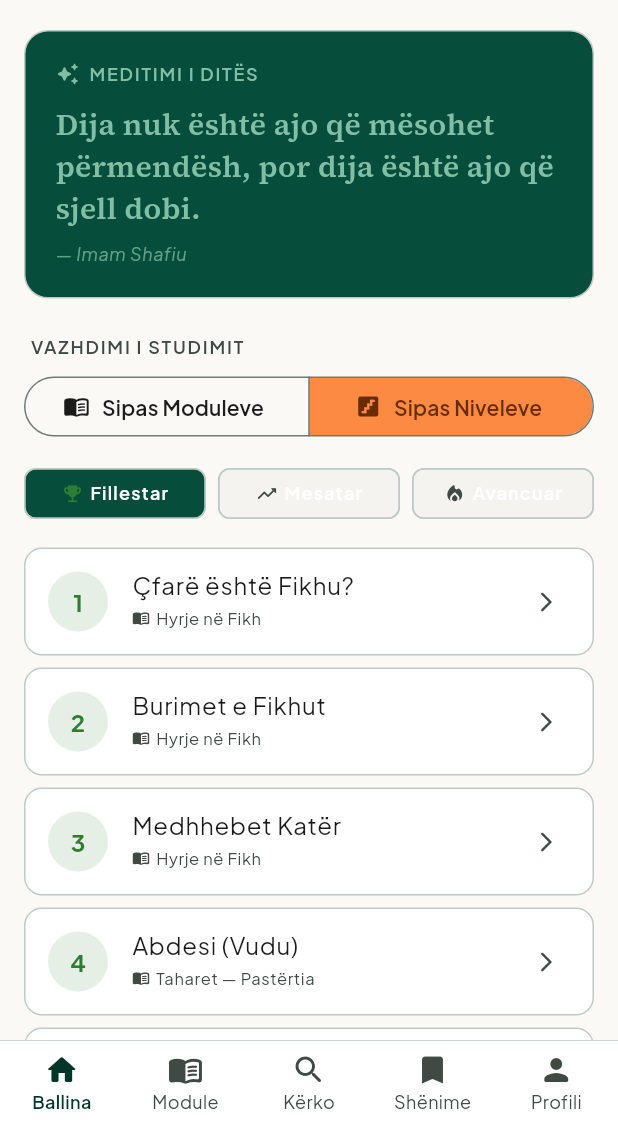
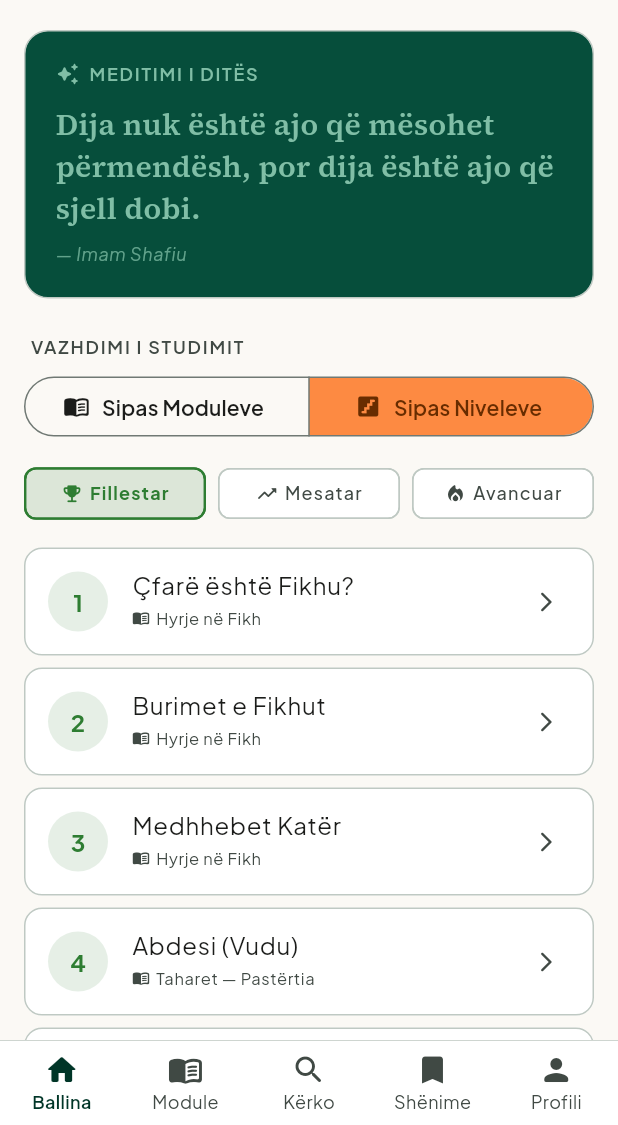
Before and after one commit to gaming-clan/al-mizan, a Flutter app: the HomeScreen screen opened by its route, after a tap on "Sipas Niveleve", on a phone screen of 412 x 824 dp, the part 111-1236 px from its top. Run offline on Flutter 3.47's test engine with Material 3 defaults, Android fonts, the phone set to English and light mode, and no system bars; our stand-ins replace drift, flutter_local_notifications, flutter_riverpod, flutter_timezone, go_router, google_fonts and 4 more; accounts and stored records are empty; generated files the repository leaves out were written again.

Commit message:
feat: enhance lesson navigation with browse mode and improve level chip UI

```diff
--- a/lib/features/home/presentation/home_screen.dart
+++ b/lib/features/home/presentation/home_screen.dart
@@ -283,6 +283,9 @@ class _HomeScreenState extends ConsumerState<HomeScreen> {
                         mainAxisSpacing: isLargeScreen ? 12 : 10,
                         crossAxisSpacing: isLargeScreen ? 12 : 10,
                         childAspectRatio: isLargeScreen ? 0.82 : 1.15,
+                        // Fixed height on large screens so two-line titles
+                        // never overflow regardless of column width.
+                        mainAxisExtent: isLargeScreen ? 230 : null,
                       ),
                       delegate: SliverChildBuilderDelegate(
                         (context, index) => _ModuleGridCard(
--- a/lib/features/modules/presentation/widgets/level_lessons.dart
+++ b/lib/features/modules/presentation/widgets/level_lessons.dart
@@ -56,7 +56,10 @@ class LevelChipsRow extends StatelessWidget {
       children: [
         for (final level in kLevels) ...[
           Expanded(
-            child: ChoiceChip(
+            child: Builder(builder: (context) {
+              final isSelected = level == selectedLevel;
+              final levelColor = kLevelColors[level]!;
+              return ChoiceChip(
                 label: SizedBox(
                   width: double.infinity,
                   child: Row(
@@ -66,9 +69,8 @@ class LevelChipsRow extends StatelessWidget {
                       Icon(
                         kLevelIcons[level],
                         size: 15,
-                      color: level == selectedLevel
-                          ? kLevelColors[level]
-                          : cs.onSurfaceVariant,
+                        color:
+                            isSelected ? levelColor : cs.onSurfaceVariant,
                       ),
                       const SizedBox(width: 4),
                       Flexible(
@@ -80,10 +82,22 @@ class LevelChipsRow extends StatelessWidget {
                     ],
                   ),
                 ),
-              selected: level == selectedLevel,
+                selected: isSelected,
                 onSelected: (_) => onLevelChanged(level),
                 showCheckmark: false,
+                backgroundColor: cs.surfaceContainerLowest,
+                selectedColor: levelColor.withValues(alpha: 0.15),
+                side: BorderSide(
+                  color: isSelected ? levelColor : cs.outlineVariant,
+                  width: isSelected ? 1.5 : 1,
                 ),
+                labelStyle: TextStyle(
+                  color: isSelected ? levelColor : cs.onSurfaceVariant,
+                  fontWeight:
+                      isSelected ? FontWeight.w700 : FontWeight.w500,
+                ),
+              );
+            }),
           ),
           if (level != kLevels.last) const SizedBox(width: 8),
         ],
@@ -158,8 +172,8 @@ class LevelLessonTile extends ConsumerWidget {
           ],
         ),
         trailing: const Icon(Icons.arrow_forward_ios_rounded, size: 16),
-        onTap: () =>
-            context.push('/lesson/${module.moduleId}/${lesson.id}'),
+        onTap: () => context
+            .push('/lesson/${module.moduleId}/${lesson.id}?mode=level'),
       ),
     );
   }
```
Also changed, not shown: lib/core/routing/app_router.dart (+6 -1 lines), lib/features/modules/presentation/lesson_screen.dart (+44 -14 lines). Lines whose indentation alone changed are shown as unchanged.
